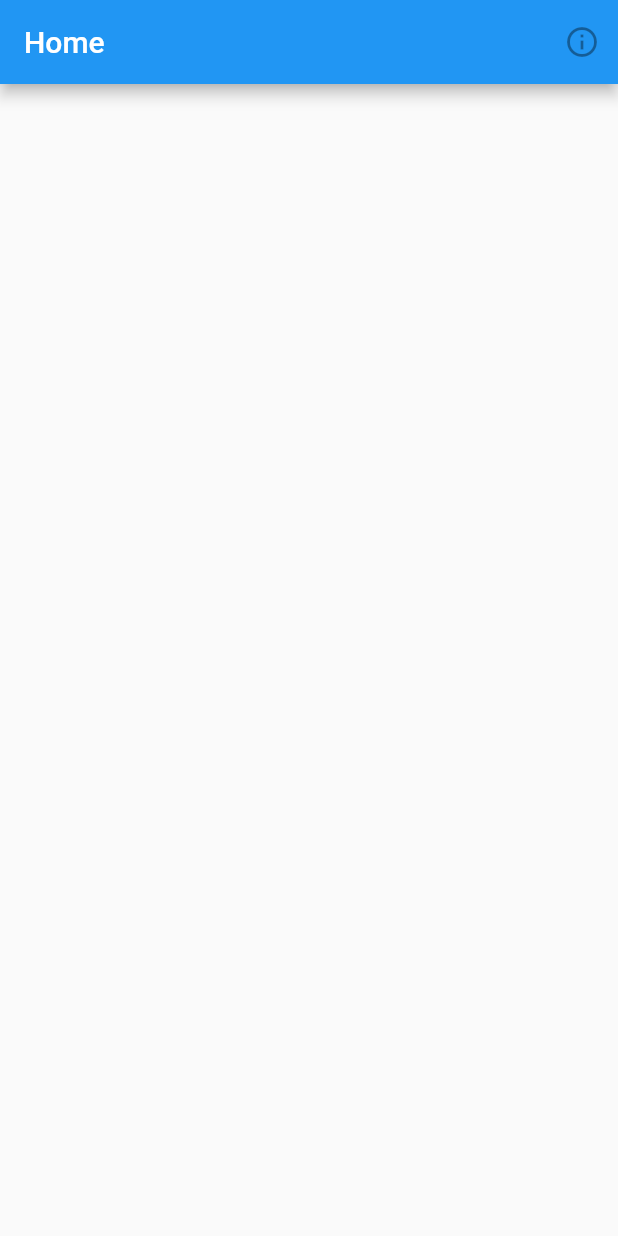
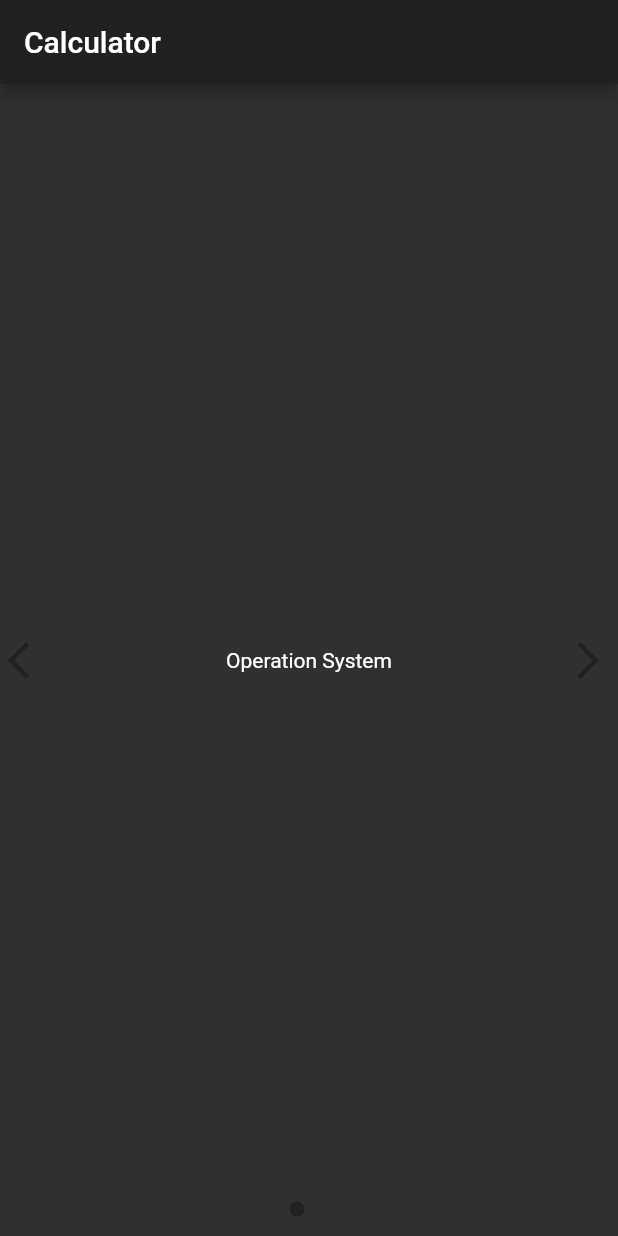
Before and after one commit to Angero/flu_spa_calc, a Flutter app: the screen it shows after launch, on a phone screen of 412 x 824 dp. Run offline on Flutter 3.47's test engine with Material 2 defaults, Android fonts, the phone set to English and light mode, and no system bars; our stand-ins replace flutter_swiper; missing offline and left inert: flu_estimate.

Commit message:
pit stop

```diff
--- /dev/null
+++ b/lib/calc/calc_dt.dart
@@ -0,0 +1,5 @@
+import 'package:flutter/material.dart';
+
+Widget dtPage() {
+  return Center(child: Text('Device Type'));
+}
--- /dev/null
+++ b/lib/calc/calc_main.dart
@@ -0,0 +1,39 @@
+import 'package:flutter/material.dart';
+import 'package:flutter_swiper/flutter_swiper.dart';
+import 'calc_os.dart';
+import 'calc_dt.dart';
+
+
+class CalcMainPage extends StatefulWidget {
+  @override
+  _CalcMainPageState createState() => new _CalcMainPageState();
+}
+
+class _CalcMainPageState extends State<CalcMainPage> {
+
+  List<Widget> widgets = new List<Widget>();
+
+  @override
+  void initState() {
+    super.initState();
+    widgets.add(osPage());
+    widgets.add(dtPage());
+  }
+
+  @override
+  Widget build(BuildContext context) {
+    return Scaffold(
+      appBar: AppBar(
+        title: Text('Calculator'),
+      ),
+      body: Swiper(
+        itemBuilder: (BuildContext context, int index){
+          return widgets[index];
+        },
+        itemCount: widgets.length,
+        pagination: SwiperPagination(),
+        control: SwiperControl(),
+      ),
+    );
+  }
+}
--- /dev/null
+++ b/lib/calc/calc_os.dart
@@ -0,0 +1,5 @@
+import 'package:flutter/material.dart';
+
+Widget osPage() {
+  return Center(child: Text('Operation System'));
+}
--- a/lib/main.dart
+++ b/lib/main.dart
@@ -1,42 +1,35 @@
 import 'package:flutter/material.dart';
+import 'package:flutter/services.dart';
+import 'calc/calc_main.dart';
 
-void main() => runApp(new MyApp());
+
+void main() {
+  SystemChrome.setPreferredOrientations([DeviceOrientation.portraitUp])
+      .then((_) {
+    runApp(new MyApp());
+  });
+}
+
 
 class MyApp extends StatelessWidget {
+
   @override
   Widget build(BuildContext context) {
     return new MaterialApp(
-      title: 'My App',
-      home: new Home(),
+      debugShowCheckedModeBanner: false,
+      title: 'SPA Calculator',
+      theme: _themeData,
+      routes: <String, WidgetBuilder>{
+//        '/home': (BuildContext context) => new First(),
+//        '/second': (BuildContext context) => new Second(),
+//        '/third': (BuildContext context) => new Third(),
+      },
+      home: new CalcMainPage(),
     );
   }
 }
 
-class Home extends StatefulWidget {
-  @override
-  _HomeState createState() => new _HomeState();
-}
 
-class _HomeState extends State<Home> {
-  @override
-  Widget build(BuildContext context) {
-    return new Scaffold(
-      appBar: new AppBar(
-        title: new Text('Home'),
-        actions: <Widget>[
-          new IconButton(icon: new Icon(Icons.info_outline), onPressed: null),
-        ],
-      ),
-      body: new Container(
-        padding: const EdgeInsets.all(16.0),
-        child: new Center(
-          child: new Column(
-            children: <Widget>[
-
-            ],
-          ),
-        ),
-      ),
-    );
-  }
-}
+final ThemeData _themeData = new ThemeData(
+  brightness: Brightness.dark,
+);
--- /dev/null
+++ b/lib/test.dart
@@ -0,0 +1,9 @@
+import 'package:flu_estimate/calculation/calculation.dart' as calc;
+
+main () {
+
+  calc.initCosts();
+  calc.setCosts();
+  print('Native design description: ${calc.Costs.dsNative.desc}');
+
+}
--- a/pubspec.yaml
+++ b/pubspec.yaml
@@ -8,6 +8,12 @@ dependencies:
   # The following adds the Cupertino Icons font to your application.
   # Use with the CupertinoIcons class for iOS style icons.
   cupertino_icons: ^0.1.2
+  flutter_swiper: ^1.0.6
+  flu_estimate:
+    path: '../flu_estimate'
+#      git:
+#        url: git://github.com/Angero/flu_estimate.git
+#        path: calculation/calculation
 
 dev_dependencies:
   flutter_test:
```
Also changed, not shown: pubspec.lock, 3 other files.
